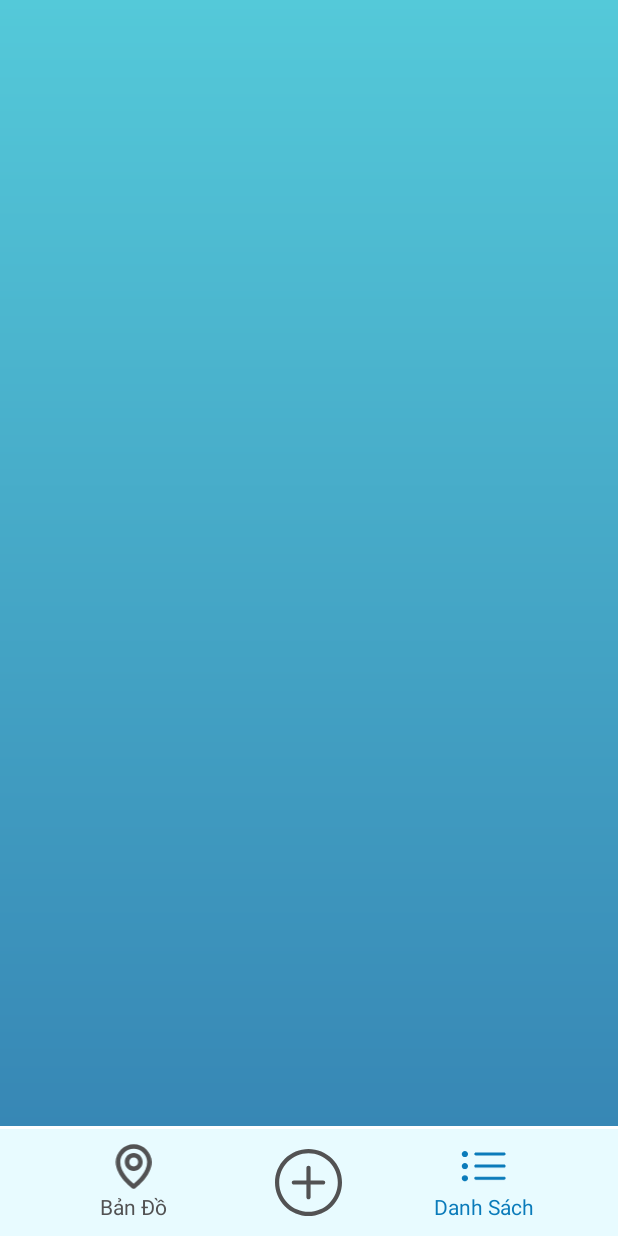
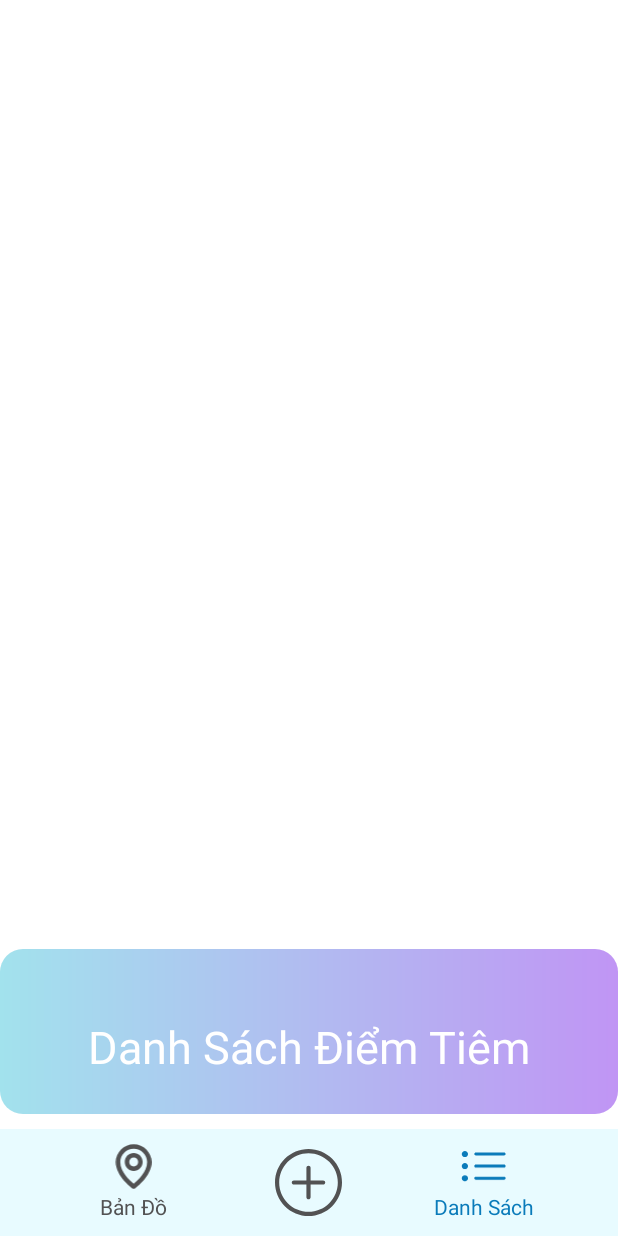
Before and after one commit to maxdota/VaccineAssistant, an Android app: the ListActivity screen opened directly, with no data from a screen before it, on a phone screen of 412 x 824 dp. Run offline under Robolectric (Android 15) with nearby library versions, the phone set to English and light mode, and no system bars; our stand-ins replace Firebase (no records; nobody signed in at launch, a user with empty details on screens opened directly).

Commit message:
fix list & base color

```diff
--- /dev/null
+++ b/app/src/main/res/drawable/botron.xml
@@ -0,0 +1,22 @@
+<?xml version="1.0" encoding="utf-8"?>
+<shape
+    xmlns:android="http://schemas.android.com/apk/res/android"
+    android:shape="rectangle">
+    <gradient
+        android:angle="0"
+        android:endColor="#C095F4"
+        android:startColor="#A2E2ED"
+        android:type="linear" />
+
+    <padding
+        android:left="5dp"
+        android:top="5dp"
+        android:right="5dp"
+        android:bottom="5dp" >
+    </padding>
+
+    <corners
+        android:radius="15dp" >
+    </corners>
+
+</shape>
--- a/app/src/main/res/drawable/vertical_gradient_background.xml
+++ b/app/src/main/res/drawable/vertical_gradient_background.xml
@@ -2,7 +2,7 @@
 <shape xmlns:android="http://schemas.android.com/apk/res/android">
     <gradient
         android:angle="270"
-        android:endColor="@color/background_gradiant_bottom"
-        android:startColor="@color/background_gradiant_top"
+        android:endColor="#C095F4"
+        android:startColor="#A2E2ED"
         android:type="linear" />
 </shape>
--- a/app/src/main/res/layout/activity_list.xml
+++ b/app/src/main/res/layout/activity_list.xml
@@ -11,21 +11,22 @@
         android:layout_height="wrap_content"
         android:layout_alignParentBottom="true" />
 
-    <RelativeLayout
+    <LinearLayout
         android:layout_width="wrap_content"
         android:layout_height="wrap_content"
         android:layout_above="@id/bottom_nav"
-        android:layout_marginBottom="2dp"
-        android:background="@drawable/vertical_gradient_background"
-        android:paddingHorizontal="@dimen/activity_horizontal_margin"
-        android:paddingTop="@dimen/activity_top_margin">
+        android:layout_marginBottom="10dp"
+        android:orientation="vertical"
+        android:background="@drawable/botron"
+        android:paddingHorizontal="@dimen/activity_horizontal_margin">
 
         <TextView
             android:id="@+id/list_name"
+            android:layout_marginTop="40dp"
+            android:layout_marginBottom="20dp"
             android:layout_width="match_parent"
             android:layout_height="wrap_content"
             android:layout_centerHorizontal="true"
-            android:layout_above="@+id/list_view"
             android:gravity="center_horizontal"
             android:text="Danh Sách Điểm Tiêm"
             android:textColor="@color/white"
@@ -33,10 +34,11 @@
 
         <ListView
             android:id="@+id/list_view"
-            android:layout_width="wrap_content"
+            android:layout_width="match_parent"
             android:layout_height="match_parent"
             android:layout_alignParentBottom="true"
-            android:layout_marginBottom="3dp" />
+            android:divider="#00000000"
+            android:dividerHeight="15dp"/>
 
-    </RelativeLayout>
+    </LinearLayout>
 </RelativeLayout>
--- a/app/src/main/res/layout/activity_plus.xml
+++ b/app/src/main/res/layout/activity_plus.xml
@@ -15,7 +15,7 @@
         android:layout_width="match_parent"
         android:layout_height="match_parent"
         android:layout_above="@id/bottom_nav"
-        android:background="@drawable/vertical_gradient_background"
+        android:background="@drawable/botron"
         android:paddingHorizontal="@dimen/activity_horizontal_margin"
         android:paddingTop="@dimen/activity_top_margin">
 
```
Also changed, not shown: app/src/main/java/vn/noname/vaccineassistant/ListAdapter.java (+10 -10 lines), app/src/main/res/layout/id_user.xml (+16 -1 lines), app/src/main/res/layout/list_item.xml (+53 -52 lines).
